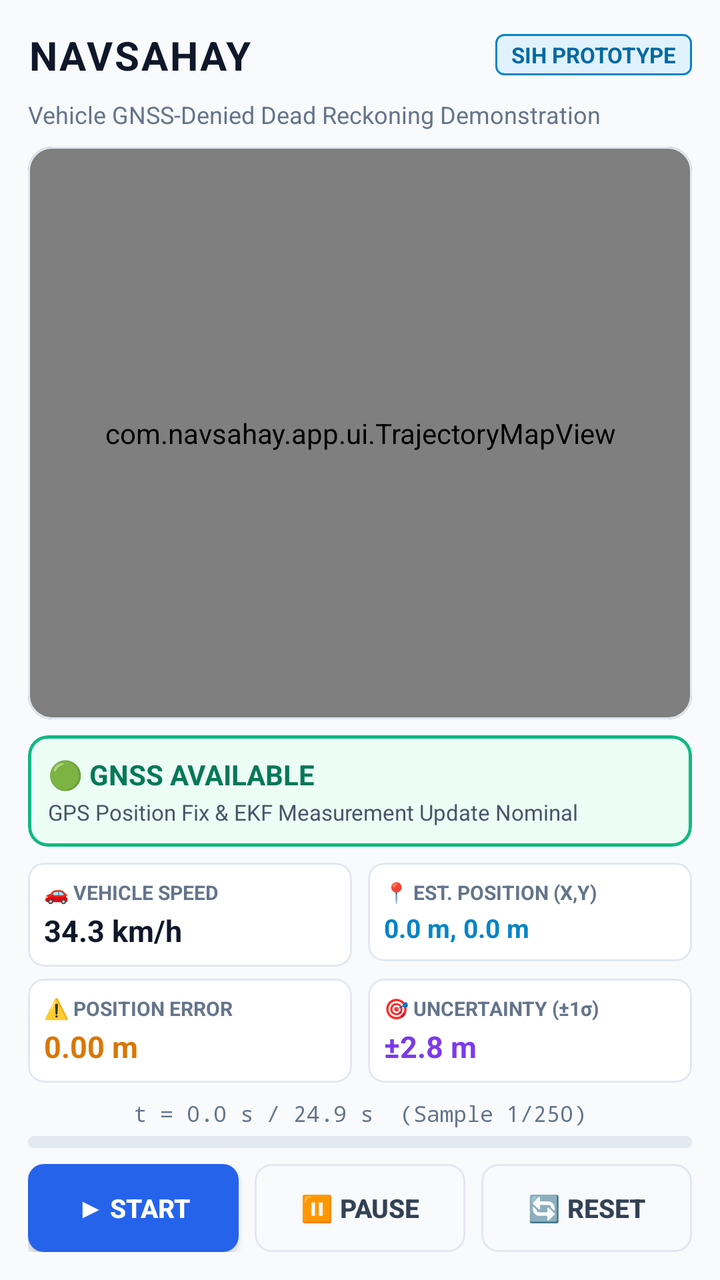
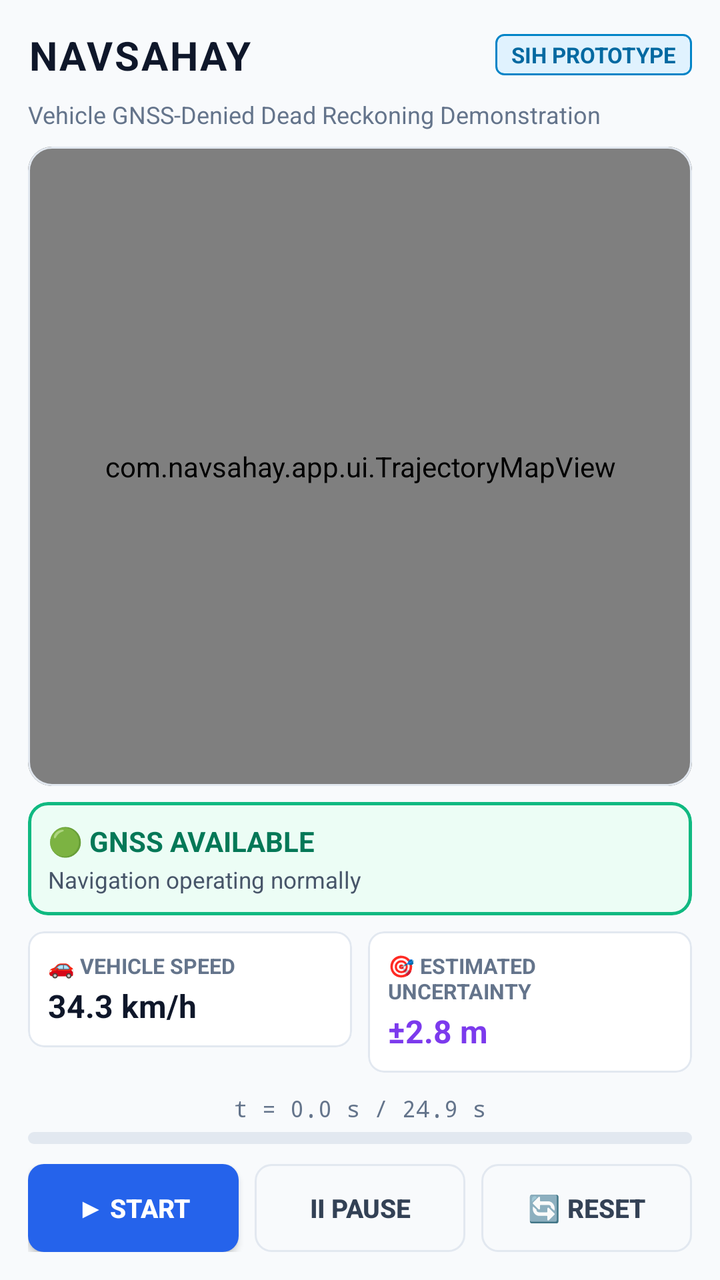

Two renders of the same Android screen: before a commit and after it. Below are the layout's source before the change and the commit's diff.
<!-- AndroidManifest.xml: application theme Theme.NavSahay -->
<!-- res/layout/activity_main.xml -->
<?xml version="1.0" encoding="utf-8"?>
<LinearLayout xmlns:android="http://schemas.android.com/apk/res/android"
    xmlns:app="http://schemas.android.com/apk/res-auto"
    android:layout_width="match_parent"
    android:layout_height="match_parent"
    android:background="#F8FAFC"
    android:orientation="vertical"
    android:padding="14dp">

    
    <LinearLayout
        android:layout_width="match_parent"
        android:layout_height="wrap_content"
        android:orientation="horizontal"
        android:gravity="center_vertical"
        android:layout_marginBottom="8dp">

        <TextView
            android:layout_width="0dp"
            android:layout_height="wrap_content"
            android:layout_weight="1"
            android:text="NAVSAHAY"
            android:textColor="#0F172A"
            android:textSize="20sp"
            android:textStyle="bold"
            android:letterSpacing="0.05" />

        <TextView
            android:layout_width="wrap_content"
            android:layout_height="wrap_content"
            android:background="@drawable/badge_bg"
            android:paddingHorizontal="8dp"
            android:paddingVertical="3dp"
            android:text="SIH PROTOTYPE"
            android:textColor="#0369A1"
            android:textSize="11sp"
            android:textStyle="bold" />
    </LinearLayout>

    <TextView
        android:layout_width="match_parent"
        android:layout_height="wrap_content"
        android:text="Vehicle GNSS-Denied Dead Reckoning Demonstration"
        android:textColor="#64748B"
        android:textSize="12sp"
        android:layout_marginBottom="8dp" />

    
    <com.google.android.material.card.MaterialCardView
        android:layout_width="match_parent"
        android:layout_height="0dp"
        android:layout_weight="1"
        app:cardBackgroundColor="#FFFFFF"
        app:cardCornerRadius="12dp"
        app:cardElevation="0dp"
        app:strokeColor="#E2E8F0"
        app:strokeWidth="1dp">

        <com.navsahay.app.ui.TrajectoryMapView
            android:id="@+id/trajectoryMapView"
            android:layout_width="match_parent"
            android:layout_height="match_parent" />
    </com.google.android.material.card.MaterialCardView>

    
    <com.google.android.material.card.MaterialCardView
        android:id="@+id/cardStatus"
        android:layout_width="match_parent"
        android:layout_height="wrap_content"
        android:layout_marginTop="8dp"
        app:cardBackgroundColor="#ECFDF5"
        app:cardCornerRadius="10dp"
        app:cardElevation="0dp"
        app:strokeColor="#10B981"
        app:strokeWidth="1.5dp">

        <LinearLayout
            android:layout_width="match_parent"
            android:layout_height="wrap_content"
            android:orientation="vertical"
            android:padding="10dp">

            <TextView
                android:id="@+id/tvStatusTitle"
                android:layout_width="match_parent"
                android:layout_height="wrap_content"
                android:text="🟢 GNSS AVAILABLE"
                android:textColor="#047857"
                android:textSize="14sp"
                android:textStyle="bold" />

            <TextView
                android:id="@+id/tvStatusSubtitle"
                android:layout_width="match_parent"
                android:layout_height="wrap_content"
                android:layout_marginTop="2dp"
                android:text="GPS Position Fix &amp; EKF Measurement Update Nominal"
                android:textColor="#475569"
                android:textSize="11sp" />
        </LinearLayout>
    </com.google.android.material.card.MaterialCardView>

    
    <GridLayout
        android:layout_width="match_parent"
        android:layout_height="wrap_content"
        android:layout_marginTop="8dp"
        android:columnCount="2"
        android:rowCount="2"
        android:alignmentMode="alignMargins">

        
        <com.google.android.material.card.MaterialCardView
            android:layout_width="0dp"
            android:layout_height="wrap_content"
            android:layout_columnWeight="1"
            android:layout_marginEnd="4dp"
            android:layout_marginBottom="6dp"
            app:cardBackgroundColor="#FFFFFF"
            app:cardCornerRadius="8dp"
            app:cardElevation="0dp"
            app:strokeColor="#E2E8F0"
            app:strokeWidth="1dp">

            <LinearLayout
                android:layout_width="match_parent"
                android:layout_height="wrap_content"
                android:orientation="vertical"
                android:padding="8dp">

                <TextView
                    android:layout_width="wrap_content"
                    android:layout_height="wrap_content"
                    android:text="🚗 VEHICLE SPEED"
                    android:textColor="#64748B"
                    android:textSize="10sp"
                    android:textStyle="bold" />

                <TextView
                    android:id="@+id/tvSpeed"
                    android:layout_width="wrap_content"
                    android:layout_height="wrap_content"
                    android:layout_marginTop="2dp"
                    android:text="34.3 km/h"
                    android:textColor="#0F172A"
                    android:textSize="15sp"
                    android:textStyle="bold" />
            </LinearLayout>
        </com.google.android.material.card.MaterialCardView>

        
        <com.google.android.material.card.MaterialCardView
            android:layout_width="0dp"
            android:layout_height="wrap_content"
            android:layout_columnWeight="1"
            android:layout_marginStart="4dp"
            android:layout_marginBottom="6dp"
            app:cardBackgroundColor="#FFFFFF"
            app:cardCornerRadius="8dp"
            app:cardElevation="0dp"
            app:strokeColor="#E2E8F0"
            app:strokeWidth="1dp">

            <LinearLayout
                android:layout_width="match_parent"
                android:layout_height="wrap_content"
                android:orientation="vertical"
                android:padding="8dp">

                <TextView
                    android:layout_width="wrap_content"
                    android:layout_height="wrap_content"
                    android:text="📍 EST. POSITION (X,Y)"
                    android:textColor="#64748B"
                    android:textSize="10sp"
                    android:textStyle="bold" />

                <TextView
                    android:id="@+id/tvPosition"
                    android:layout_width="wrap_content"
                    android:layout_height="wrap_content"
                    android:layout_marginTop="2dp"
                    android:text="0.0 m, 0.0 m"
                    android:textColor="#0284C7"
                    android:textSize="13sp"
                    android:textStyle="bold" />
            </LinearLayout>
        </com.google.android.material.card.MaterialCardView>

        
        <com.google.android.material.card.MaterialCardView
            android:layout_width="0dp"
            android:layout_height="wrap_content"
            android:layout_columnWeight="1"
            android:layout_marginEnd="4dp"
            app:cardBackgroundColor="#FFFFFF"
            app:cardCornerRadius="8dp"
            app:cardElevation="0dp"
            app:strokeColor="#E2E8F0"
            app:strokeWidth="1dp">

            <LinearLayout
                android:layout_width="match_parent"
                android:layout_height="wrap_content"
                android:orientation="vertical"
                android:padding="8dp">

                <TextView
                    android:layout_width="wrap_content"
                    android:layout_height="wrap_content"
                    android:text="⚠️ POSITION ERROR"
                    android:textColor="#64748B"
                    android:textSize="10sp"
                    android:textStyle="bold" />

                <TextView
                    android:id="@+id/tvError"
                    android:layout_width="wrap_content"
                    android:layout_height="wrap_content"
                    android:layout_marginTop="2dp"
                    android:text="0.00 m"
                    android:textColor="#D97706"
                    android:textSize="15sp"
                    android:textStyle="bold" />
            </LinearLayout>
        </com.google.android.material.card.MaterialCardView>

        
        <com.google.android.material.card.MaterialCardView
            android:layout_width="0dp"
            android:layout_height="wrap_content"
            android:layout_columnWeight="1"
            android:layout_marginStart="4dp"
            app:cardBackgroundColor="#FFFFFF"
            app:cardCornerRadius="8dp"
            app:cardElevation="0dp"
            app:strokeColor="#E2E8F0"
            app:strokeWidth="1dp">

            <LinearLayout
                android:layout_width="match_parent"
                android:layout_height="wrap_content"
                android:orientation="vertical"
                android:padding="8dp">

                <TextView
                    android:layout_width="wrap_content"
                    android:layout_height="wrap_content"
                    android:text="🎯 UNCERTAINTY (±1σ)"
                    android:textColor="#64748B"
                    android:textSize="10sp"
                    android:textStyle="bold" />

                <TextView
                    android:id="@+id/tvUncertainty"
                    android:layout_width="wrap_content"
                    android:layout_height="wrap_content"
                    android:layout_marginTop="2dp"
                    android:text="±2.8 m"
                    android:textColor="#7C3AED"
                    android:textSize="15sp"
                    android:textStyle="bold" />
            </LinearLayout>
        </com.google.android.material.card.MaterialCardView>
    </GridLayout>

    
    <LinearLayout
        android:layout_width="match_parent"
        android:layout_height="wrap_content"
        android:orientation="vertical"
        android:layout_marginTop="8dp">

        <TextView
            android:id="@+id/tvTimeline"
            android:layout_width="match_parent"
            android:layout_height="wrap_content"
            android:text="t = 0.0 s / 24.9 s  (Sample 1/250)"
            android:textColor="#64748B"
            android:textSize="11sp"
            android:fontFamily="monospace"
            android:gravity="center" />

        <ProgressBar
            android:id="@+id/progressBar"
            style="?android:attr/progressBarStyleHorizontal"
            android:layout_width="match_parent"
            android:layout_height="6dp"
            android:layout_marginTop="4dp"
            android:progress="0"
            android:progressDrawable="@drawable/progress_bar_custom" />
    </LinearLayout>

    
    <LinearLayout
        android:layout_width="match_parent"
        android:layout_height="wrap_content"
        android:orientation="horizontal"
        android:layout_marginTop="8dp">

        <Button
            android:id="@+id/btnStart"
            android:layout_width="0dp"
            android:layout_height="44dp"
            android:layout_weight="1"
            android:layout_marginEnd="4dp"
            android:background="@drawable/btn_primary"
            app:backgroundTint="@null"
            android:text="▶ START"
            android:textColor="#FFFFFF"
            android:textSize="13sp"
            android:textStyle="bold" />

        <Button
            android:id="@+id/btnPause"
            android:layout_width="0dp"
            android:layout_height="44dp"
            android:layout_weight="1"
            android:layout_marginHorizontal="4dp"
            android:background="@drawable/btn_secondary"
            app:backgroundTint="@null"
            android:enabled="false"
            android:text="⏸ PAUSE"
            android:textColor="#334155"
            android:textSize="13sp"
            android:textStyle="bold" />

        <Button
            android:id="@+id/btnReset"
            android:layout_width="0dp"
            android:layout_height="44dp"
            android:layout_weight="1"
            android:layout_marginStart="4dp"
            android:background="@drawable/btn_secondary"
            app:backgroundTint="@null"
            android:enabled="false"
            android:text="🔄 RESET"
            android:textColor="#334155"
            android:textSize="13sp"
            android:textStyle="bold" />
    </LinearLayout>
</LinearLayout>
<!-- resources referenced by this layout -->
<resources>
  <!-- drawable badge_bg (drawable) -->
  <?xml version="1.0" encoding="utf-8"?>
  <shape xmlns:android="http://schemas.android.com/apk/res/android">
      <solid android:color="#E0F2FE" />
      <corners android:radius="4dp" />
      <stroke android:width="1dp" android:color="#0284C7" />
  </shape>
  <!-- drawable btn_primary (drawable) -->
  <?xml version="1.0" encoding="utf-8"?>
  <ripple xmlns:android="http://schemas.android.com/apk/res/android"
      android:color="#60FFFFFF">
      <item>
          <shape>
              <solid android:color="#2563EB" />
              <corners android:radius="8dp" />
          </shape>
      </item>
  </ripple>
  <!-- drawable btn_secondary (drawable) -->
  <?xml version="1.0" encoding="utf-8"?>
  <ripple xmlns:android="http://schemas.android.com/apk/res/android"
      android:color="#20000000">
      <item>
          <selector>
              <item android:state_enabled="false">
                  <shape>
                      <solid android:color="#F8FAFC" />
                      <corners android:radius="8dp" />
                      <stroke android:width="1dp" android:color="#E2E8F0" />
                  </shape>
              </item>
              <item>
                  <shape>
                      <solid android:color="#F1F5F9" />
                      <corners android:radius="8dp" />
                      <stroke android:width="1dp" android:color="#CBD5E1" />
                  </shape>
              </item>
          </selector>
      </item>
  </ripple>
  <!-- drawable progress_bar_custom (drawable) -->
  <?xml version="1.0" encoding="utf-8"?>
  <layer-list xmlns:android="http://schemas.android.com/apk/res/android">
      <item android:id="@android:id/background">
          <shape>
              <solid android:color="#E2E8F0" />
              <corners android:radius="3dp" />
          </shape>
      </item>
      <item android:id="@android:id/progress">
          <clip>
              <shape>
                  <solid android:color="#0284C7" />
                  <corners android:radius="3dp" />
              </shape>
          </clip>
      </item>
  </layer-list>
  <style name="Theme.NavSahay" parent="Theme.MaterialComponents.Light.NoActionBar">
          <item name="android:statusBarColor">#F8FAFC</item>
          <item name="android:navigationBarColor">#F8FAFC</item>
          <item name="android:windowLightStatusBar">true</item>
          <item name="android:windowLightNavigationBar" tools:targetApi="27">true</item>
          <item name="android:windowBackground">#F8FAFC</item>
      </style>
</resources>

<!-- the commit's change to res/layout/activity_main.xml (unified diff, before → after) -->
@@ -94,104 +94,24 @@
                 android:layout_width="match_parent"
                 android:layout_height="wrap_content"
                 android:layout_marginTop="2dp"
-                android:text="GPS Position Fix &amp; EKF Measurement Update Nominal"
+                android:text="Navigation operating normally"
                 android:textColor="#475569"
-                android:textSize="11sp" />
+                android:textSize="11.5sp" />
         </LinearLayout>
     </com.google.android.material.card.MaterialCardView>
 
     
-    <GridLayout
-        android:layout_width="match_parent"
-        android:layout_height="wrap_content"
-        android:layout_marginTop="8dp"
-        android:columnCount="2"
-        android:rowCount="2"
-        android:alignmentMode="alignMargins">
+    <LinearLayout
+        android:layout_width="match_parent"
+        android:layout_height="wrap_content"
+        android:orientation="horizontal"
+        android:layout_marginTop="8dp">
 
         
         <com.google.android.material.card.MaterialCardView
             android:layout_width="0dp"
             android:layout_height="wrap_content"
-            android:layout_columnWeight="1"
-            android:layout_marginEnd="4dp"
-            android:layout_marginBottom="6dp"
-            app:cardBackgroundColor="#FFFFFF"
-            app:cardCornerRadius="8dp"
-            app:cardElevation="0dp"
-            app:strokeColor="#E2E8F0"
-            app:strokeWidth="1dp">
-
-            <LinearLayout
-                android:layout_width="match_parent"
-                android:layout_height="wrap_content"
-                android:orientation="vertical"
-                android:padding="8dp">
-
-                <TextView
-                    android:layout_width="wrap_content"
-                    android:layout_height="wrap_content"
-                    android:text="🚗 VEHICLE SPEED"
-                    android:textColor="#64748B"
-                    android:textSize="10sp"
-                    android:textStyle="bold" />
-
-                <TextView
-                    android:id="@+id/tvSpeed"
-                    android:layout_width="wrap_content"
-                    android:layout_height="wrap_content"
-                    android:layout_marginTop="2dp"
-                    android:text="34.3 km/h"
-                    android:textColor="#0F172A"
-                    android:textSize="15sp"
-                    android:textStyle="bold" />
-            </LinearLayout>
-        </com.google.android.material.card.MaterialCardView>
-
-        
-        <com.google.android.material.card.MaterialCardView
-            android:layout_width="0dp"
-            android:layout_height="wrap_content"
-            android:layout_columnWeight="1"
-            android:layout_marginStart="4dp"
-            android:layout_marginBottom="6dp"
-            app:cardBackgroundColor="#FFFFFF"
-            app:cardCornerRadius="8dp"
-            app:cardElevation="0dp"
-            app:strokeColor="#E2E8F0"
-            app:strokeWidth="1dp">
-
-            <LinearLayout
-                android:layout_width="match_parent"
-                android:layout_height="wrap_content"
-                android:orientation="vertical"
-                android:padding="8dp">
-
-                <TextView
-                    android:layout_width="wrap_content"
-                    android:layout_height="wrap_content"
-                    android:text="📍 EST. POSITION (X,Y)"
-                    android:textColor="#64748B"
-                    android:textSize="10sp"
-                    android:textStyle="bold" />
-
-                <TextView
-                    android:id="@+id/tvPosition"
-                    android:layout_width="wrap_content"
-                    android:layout_height="wrap_content"
-                    android:layout_marginTop="2dp"
-                    android:text="0.0 m, 0.0 m"
-                    android:textColor="#0284C7"
-                    android:textSize="13sp"
-                    android:textStyle="bold" />
-            </LinearLayout>
-        </com.google.android.material.card.MaterialCardView>
-
-        
-        <com.google.android.material.card.MaterialCardView
-            android:layout_width="0dp"
-            android:layout_height="wrap_content"
-            android:layout_columnWeight="1"
+            android:layout_weight="1"
             android:layout_marginEnd="4dp"
             app:cardBackgroundColor="#FFFFFF"
             app:cardCornerRadius="8dp"
@@ -203,24 +123,24 @@
                 android:layout_width="match_parent"
                 android:layout_height="wrap_content"
                 android:orientation="vertical"
-                android:padding="8dp">
-
-                <TextView
-                    android:layout_width="wrap_content"
-                    android:layout_height="wrap_content"
-                    android:text="⚠️ POSITION ERROR"
+                android:padding="10dp">
+
+                <TextView
+                    android:layout_width="wrap_content"
+                    android:layout_height="wrap_content"
+                    android:text="🚗 VEHICLE SPEED"
                     android:textColor="#64748B"
-                    android:textSize="10sp"
-                    android:textStyle="bold" />
-
-                <TextView
-                    android:id="@+id/tvError"
+                    android:textSize="10.5sp"
+                    android:textStyle="bold" />
+
+                <TextView
+                    android:id="@+id/tvSpeed"
                     android:layout_width="wrap_content"
                     android:layout_height="wrap_content"
                     android:layout_marginTop="2dp"
-                    android:text="0.00 m"
-                    android:textColor="#D97706"
-                    android:textSize="15sp"
+                    android:text="34.3 km/h"
+                    android:textColor="#0F172A"
+                    android:textSize="16sp"
                     android:textStyle="bold" />
             </LinearLayout>
         </com.google.android.material.card.MaterialCardView>
@@ -229,7 +149,7 @@
         <com.google.android.material.card.MaterialCardView
             android:layout_width="0dp"
             android:layout_height="wrap_content"
-            android:layout_columnWeight="1"
+            android:layout_weight="1"
             android:layout_marginStart="4dp"
             app:cardBackgroundColor="#FFFFFF"
             app:cardCornerRadius="8dp"
@@ -241,14 +161,14 @@
                 android:layout_width="match_parent"
                 android:layout_height="wrap_content"
                 android:orientation="vertical"
-                android:padding="8dp">
-
-                <TextView
-                    android:layout_width="wrap_content"
-                    android:layout_height="wrap_content"
-                    android:text="🎯 UNCERTAINTY (±1σ)"
+                android:padding="10dp">
+
+                <TextView
+                    android:layout_width="wrap_content"
+                    android:layout_height="wrap_content"
+                    android:text="🎯 ESTIMATED UNCERTAINTY"
                     android:textColor="#64748B"
-                    android:textSize="10sp"
+                    android:textSize="10.5sp"
                     android:textStyle="bold" />
 
                 <TextView
@@ -258,26 +178,26 @@
                     android:layout_marginTop="2dp"
                     android:text="±2.8 m"
                     android:textColor="#7C3AED"
-                    android:textSize="15sp"
+                    android:textSize="16sp"
                     android:textStyle="bold" />
             </LinearLayout>
         </com.google.android.material.card.MaterialCardView>
-    </GridLayout>
+    </LinearLayout>
 
     
     <LinearLayout
         android:layout_width="match_parent"
         android:layout_height="wrap_content"
         android:orientation="vertical"
-        android:layout_marginTop="8dp">
+        android:layout_marginTop="10dp">
 
         <TextView
             android:id="@+id/tvTimeline"
             android:layout_width="match_parent"
             android:layout_height="wrap_content"
-            android:text="t = 0.0 s / 24.9 s  (Sample 1/250)"
+            android:text="t = 0.0 s / 24.9 s"
             android:textColor="#64748B"
-            android:textSize="11sp"
+            android:textSize="11.5sp"
             android:fontFamily="monospace"
             android:gravity="center" />
 
@@ -296,7 +216,7 @@
         android:layout_width="match_parent"
         android:layout_height="wrap_content"
         android:orientation="horizontal"
-        android:layout_marginTop="8dp">
+        android:layout_marginTop="10dp">
 
         <Button
             android:id="@+id/btnStart"
@@ -320,7 +240,7 @@
             android:background="@drawable/btn_secondary"
             app:backgroundTint="@null"
             android:enabled="false"
-            android:text="⏸ PAUSE"
+            android:text="Ⅱ PAUSE"
             android:textColor="#334155"
             android:textSize="13sp"
             android:textStyle="bold" />
